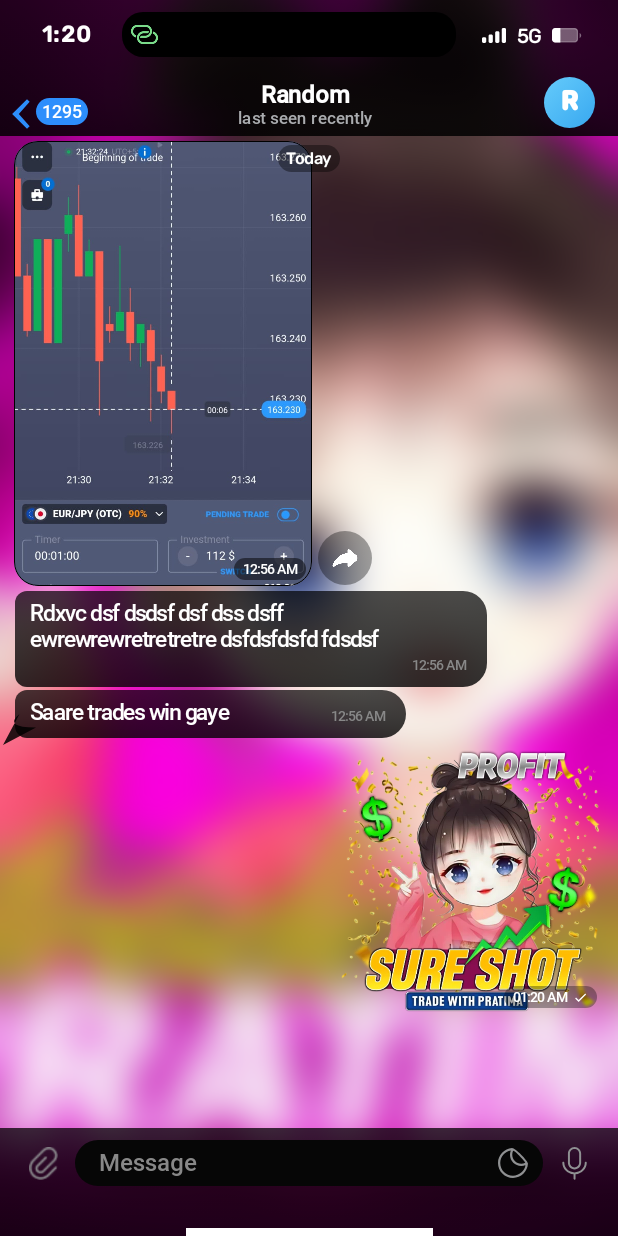
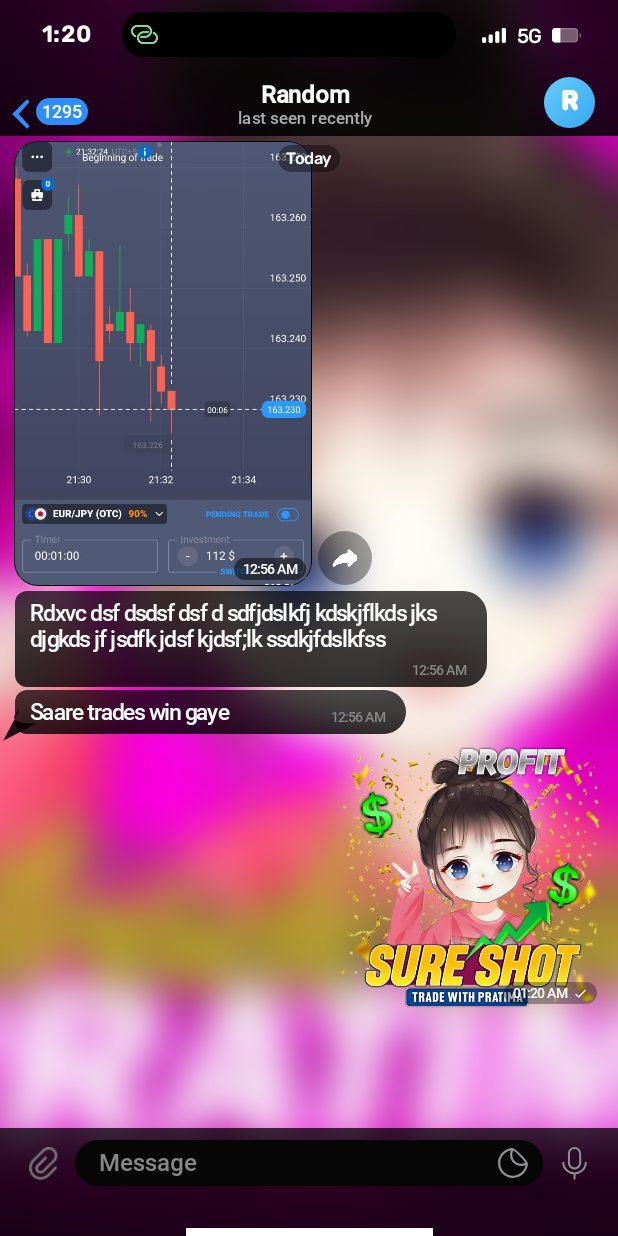
Before and after one commit to Kroy2905/JetPack, an Android app built with Jetpack Compose: the @Preview function previewTelegram, on a phone screen of 412 x 824 dp. Run offline under Robolectric (Android 15) with nearby library versions, the phone set to English and light mode, and no system bars.

Commit message:
ChaTBubble message length checked  checked

```diff
--- a/app/src/main/java/com/kroy/sseditor/screens/TelegramChatScreen.kt
+++ b/app/src/main/java/com/kroy/sseditor/screens/TelegramChatScreen.kt
@@ -67,7 +67,7 @@ import kotlin.random.Random
 fun previewTelegram() {
     val context = LocalContext.current
     val sampleMessages = listOf(
-        ChatMessage("Rdxvc dsf dsdsf dsf dss dsff ewrewrewretretretre dsfdsfdsfd fdsdsf ", "12:50 AM", isSender = true),
+        ChatMessage("Rdxvc dsf dsdsf dsf d sdfjdslkfj kdskjflkds jks djgkds jf jsdfk jdsf kjdsf;lk ssdkjfdslkfss", "12:50 AM", isSender = true),
         ChatMessage("Saare trades win gaye", "12:50 AM", isSender = true),
 //        ChatMessage("How 435943594", "12:50 AM", isSender = true)
     )
@@ -271,10 +271,10 @@ fun ChatBubble(
                     text = formattedTime,
                     fontFamily = CustomRobotoMediumFontFamily,
                     fontWeight = FontWeight.Thin,
-                    fontSize = (9.2f).sp,
+                    fontSize = (9.0f).sp,
                     color = Color.Gray,
                     modifier = Modifier
-                        .padding(top = 6.dp, end = 4.dp, bottom = 3.dp)
+                        .padding(top = 6.dp, end = 4.dp, bottom = 0.dp)
                         .align(Alignment.BottomEnd)
                 )
 
```
